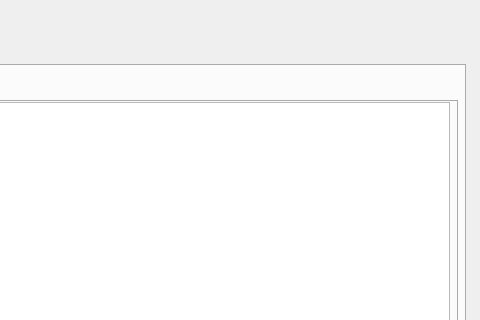
This is gui/B_main_page.ui in aliensowo/tpugkuudms as Qt 5 draws it before an edit; both pictures show x 705 to 1185 and y 0 to 320 of the 1185 by 577 pixel window. The edited form follows.
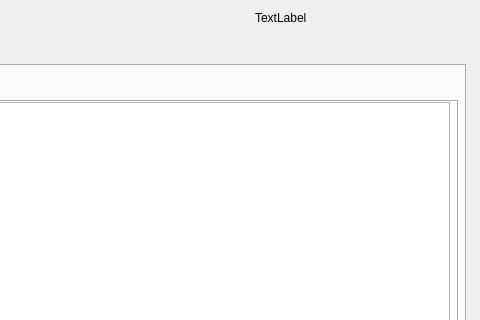
This is the edited form. The open tabs and pages were chosen to show the change.

```diff
--- a/gui/B_main_page.ui
+++ b/gui/B_main_page.ui
@@ -275,6 +275,19 @@
      </widget>
     </widget>
    </widget>
+   <widget class="QLabel" name="label_2">
+    <property name="geometry">
+     <rect>
+      <x>960</x>
+      <y>10</y>
+      <width>55</width>
+      <height>16</height>
+     </rect>
+    </property>
+    <property name="text">
+     <string>TextLabel</string>
+    </property>
+   </widget>
    <zorder>widget_db</zorder>
    <zorder>gridLayoutWidget</zorder>
   </widget>
```
Left out of the diff: 3 changed lines with no effect on the pictures.
